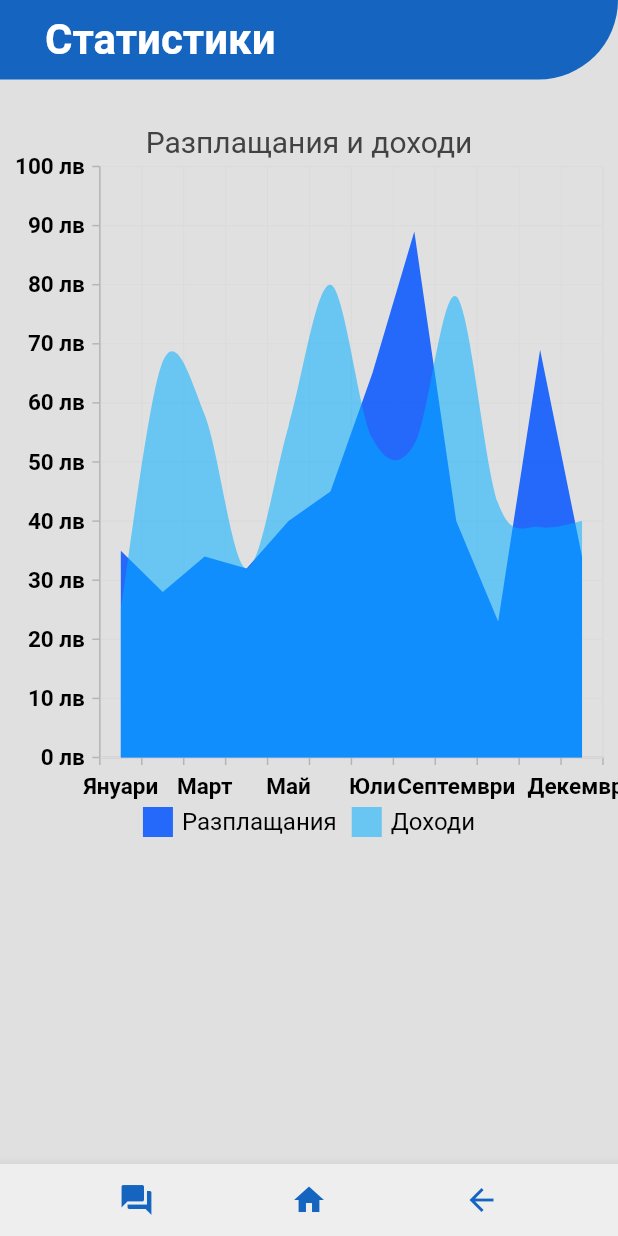
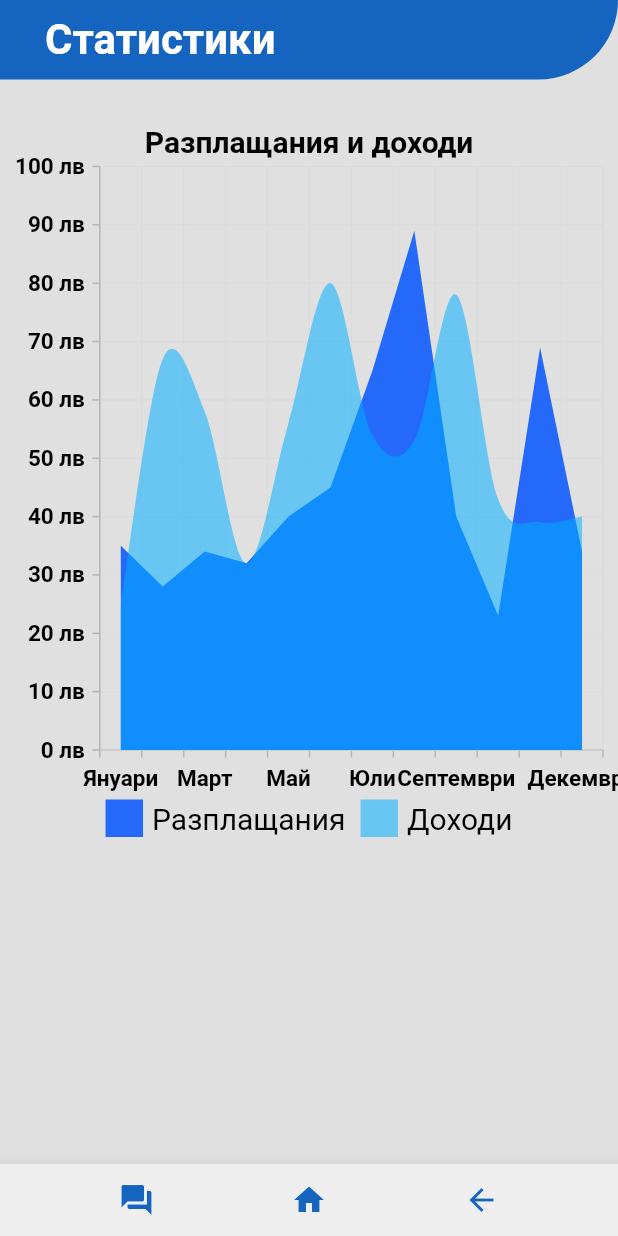
Before and after one commit to TIVMOF/online_bank, a Flutter app: the StatsPage screen opened directly, on a phone screen of 412 x 824 dp. Run offline on Flutter 3.47's test engine with Material 2 defaults, Android fonts, the phone set to English and light mode, and no system bars; our stand-ins replace readmore, smooth_page_indicator, syncfusion_flutter_charts.

Commit message:
this time final stats page and chart design

```diff
--- a/lib/pages/statistics_page.dart
+++ b/lib/pages/statistics_page.dart
@@ -9,7 +9,6 @@ class StatsPage extends StatefulWidget {
   @override
   State<StatsPage> createState() => _StatsPageState();
 }
-
 class _StatsPageState extends State<StatsPage> {
   @override
   Widget build(BuildContext context) {
--- a/lib/utill/my_chart.dart
+++ b/lib/utill/my_chart.dart
@@ -22,11 +22,11 @@ class MyChart extends StatelessWidget {
             isVisible: true,
             position: LegendPosition.bottom,
             textStyle: TextStyle(
-              fontSize: 16,
+              fontSize: 20,
               color: Colors.black,
             ),
-            iconHeight: 20,
-            iconWidth: 20,
+            iconHeight: 25,
+            iconWidth: 25,
             ),
 
           primaryXAxis: CategoryAxis(
@@ -54,14 +54,25 @@ class MyChart extends StatelessWidget {
           ),
 
           enableAxisAnimation: true,
+
           title: ChartTitle(
             text: title,
             textStyle: TextStyle(
               fontSize: 20,
+              color: Colors.black,
+              fontWeight: FontWeight.bold,
+            )
+          ),
+
+          tooltipBehavior: TooltipBehavior(
+            enable: true,
+            color: Colors.grey.shade400,
+            textStyle: TextStyle(
+              color: Colors.black,
+              fontSize: 18,
             )
             ),
 
-          tooltipBehavior: TooltipBehavior(enable: true),
           series: <ChartSeries>[
             AreaSeries<ChartData, String>(
               name: 'Разплащания',
```
